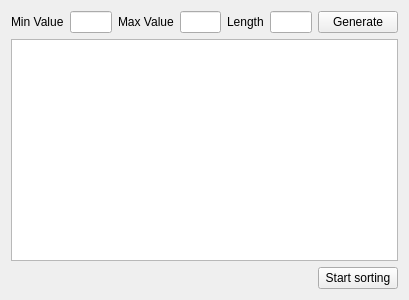
Before: the Qt Designer form qt/sortingwindow.ui in yeezy-na-izi/sort_visualization, drawn with Qt 5.
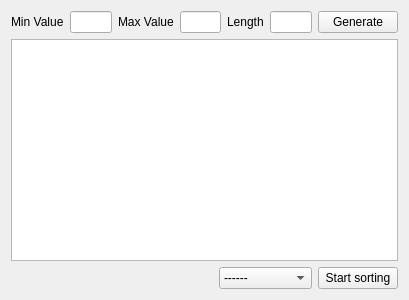
After: the same form once the commit is applied.

Commit message: Add bubble sort

Patch:
```diff
--- a/qt/sortingwindow.ui
+++ b/qt/sortingwindow.ui
@@ -73,6 +73,20 @@
        </property>
       </spacer>
      </item>
+     <item>
+      <widget class="QComboBox" name="sort_selection">
+       <item>
+        <property name="text">
+         <string>------</string>
+        </property>
+       </item>
+       <item>
+        <property name="text">
+         <string>Bubble sort</string>
+        </property>
+       </item>
+      </widget>
+     </item>
      <item>
       <widget class="QPushButton" name="sort">
        <property name="text">
```
Left out of the diff: 6 changed lines with no effect on the pictures. The commit also changes 6 other files.
